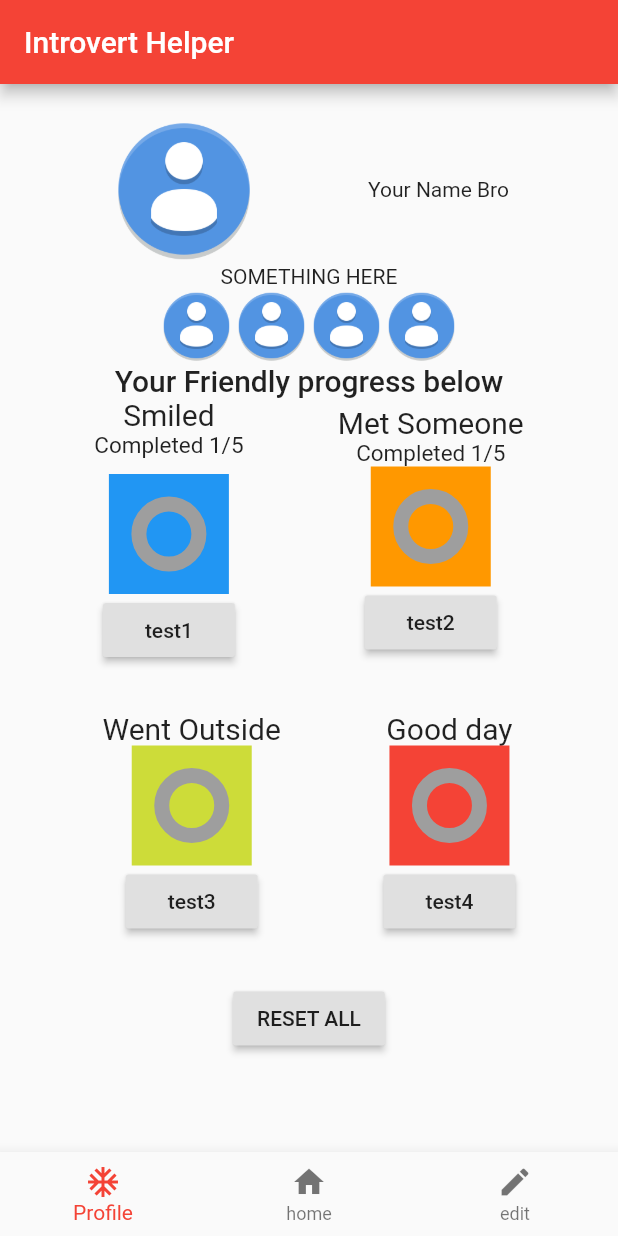
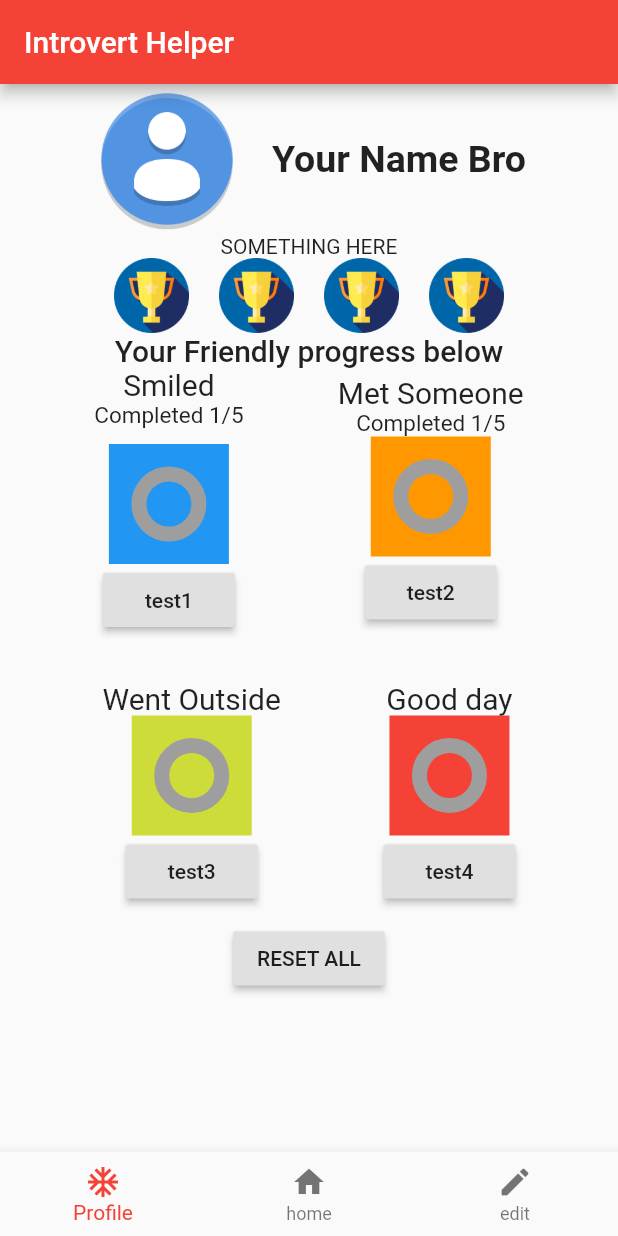
Before and after one commit to eriksoriano/forgood, a Flutter app: the screen it shows after launch, on a phone screen of 412 x 824 dp. Run offline on Flutter 3.47's test engine with Material 2 defaults, Android fonts, the phone set to English and light mode, and no system bars.

Commit message:
finished page

```diff
--- a/lib/main.dart
+++ b/lib/main.dart
@@ -55,11 +55,12 @@ class _MyHomePageState extends State<MyHomePage> {
         child: Column(
           mainAxisAlignment: MainAxisAlignment.start,
           children: <Widget>[
-            SizedBox(height: 20.0),
+            // SizedBox(height: 10.0),
             Row(
-              mainAxisAlignment: MainAxisAlignment.spaceEvenly,
+              mainAxisAlignment: MainAxisAlignment.center,
               children: [
                 Container(
+                  padding: EdgeInsets.only(right: 20),
                   child: Image(
                     // width: 300,
                     height: 100,
@@ -67,7 +68,13 @@ class _MyHomePageState extends State<MyHomePage> {
                     fit: BoxFit.fitWidth,
                   ),
                 ),
-                Text("Your Name Bro"),
+                Text(
+                  "Your Name Bro",
+                  style: TextStyle(
+                    fontSize: 25,
+                    fontWeight: FontWeight.bold,
+                  ),
+                ),
               ],
             ),
             Column(
@@ -77,34 +84,38 @@ class _MyHomePageState extends State<MyHomePage> {
                   mainAxisAlignment: MainAxisAlignment.center,
                   children: [
                     Container(
+                      padding: EdgeInsets.only(right: 20),
                       child: Image(
                         // width: 300,
                         height: 50,
-                        image: AssetImage("assets/usericon.png"),
+                        image: AssetImage("assets/trophy.png"),
                         fit: BoxFit.fitWidth,
                       ),
                     ),
                     Container(
+                      padding: EdgeInsets.only(right: 20),
                       child: Image(
                         // width: 300,
                         height: 50,
-                        image: AssetImage("assets/usericon.png"),
+                        image: AssetImage("assets/trophy.png"),
                         fit: BoxFit.fitWidth,
                       ),
                     ),
                     Container(
+                      padding: EdgeInsets.only(right: 20),
                       child: Image(
                         // width: 300,
                         height: 50,
-                        image: AssetImage("assets/usericon.png"),
+                        image: AssetImage("assets/trophy.png"),
                         fit: BoxFit.fitWidth,
                       ),
                     ),
                     Container(
+                      // padding: EdgeInsets.only(right: 20),
                       child: Image(
                         // width: 300,
                         height: 50,
-                        image: AssetImage("assets/usericon.png"),
+                        image: AssetImage("assets/trophy.png"),
                         fit: BoxFit.fitWidth,
                       ),
                     ),
@@ -257,7 +268,7 @@ class _MyHomePageState extends State<MyHomePage> {
               ],
             ),
             SizedBox(
-              height: 30,
+              height: 10,
             ),
 
             RaisedButton(
```
Also changed, not shown: assets/trophy.png (added).
